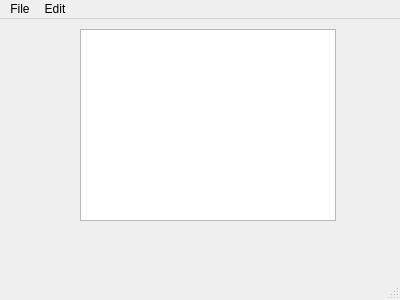
patricklyvo/Qt, file NotePad/mainwindow.ui: the form before one commit.
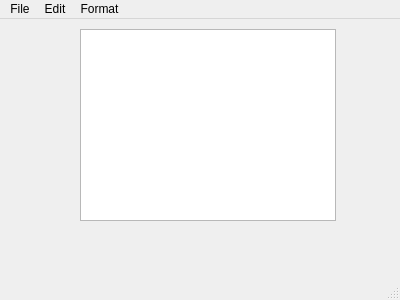
The form after the commit. Icons and pictures are not drawn.

```diff
--- a/NotePad/mainwindow.ui
+++ b/NotePad/mainwindow.ui
@@ -54,8 +54,15 @@
     <addaction name="actionCopy"/>
     <addaction name="actionPaste"/>
    </widget>
+   <widget class="QMenu" name="menuFormat">
+    <property name="title">
+     <string>Format</string>
+    </property>
+    <addaction name="actionFont"/>
+   </widget>
    <addaction name="menuFile"/>
    <addaction name="menuEdit"/>
+   <addaction name="menuFormat"/>
   </widget>
   <widget class="QStatusBar" name="statusBar"/>
   <action name="actionNew">
```
Left out of the diff: 9 changed lines with no effect on the pictures.
